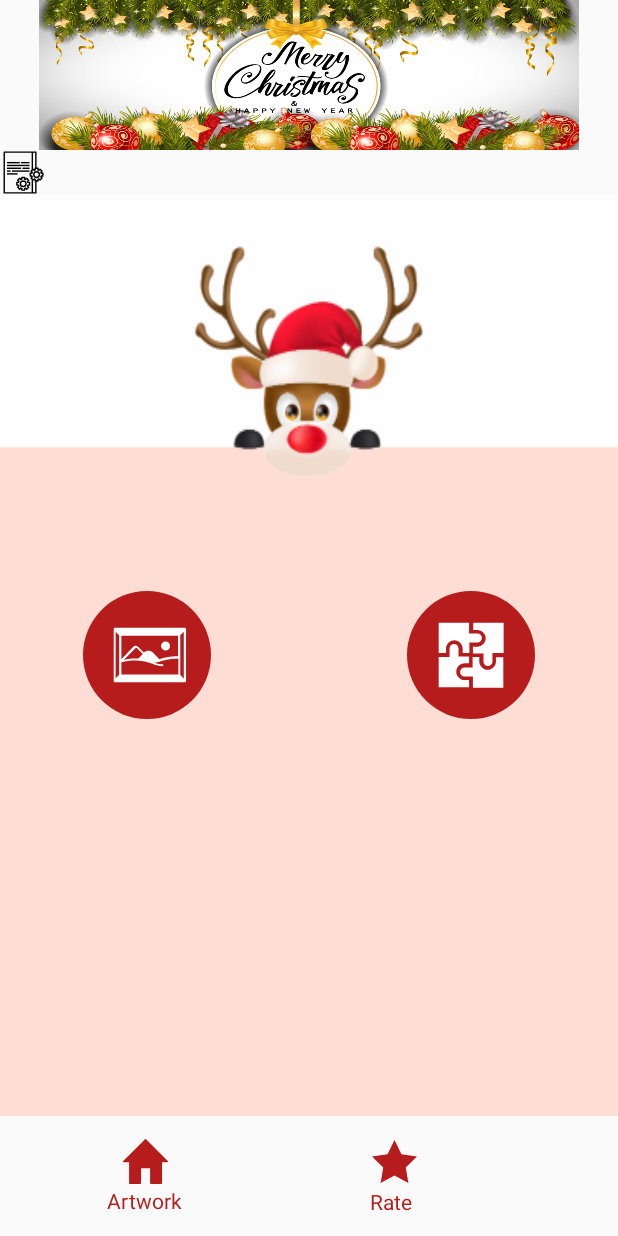
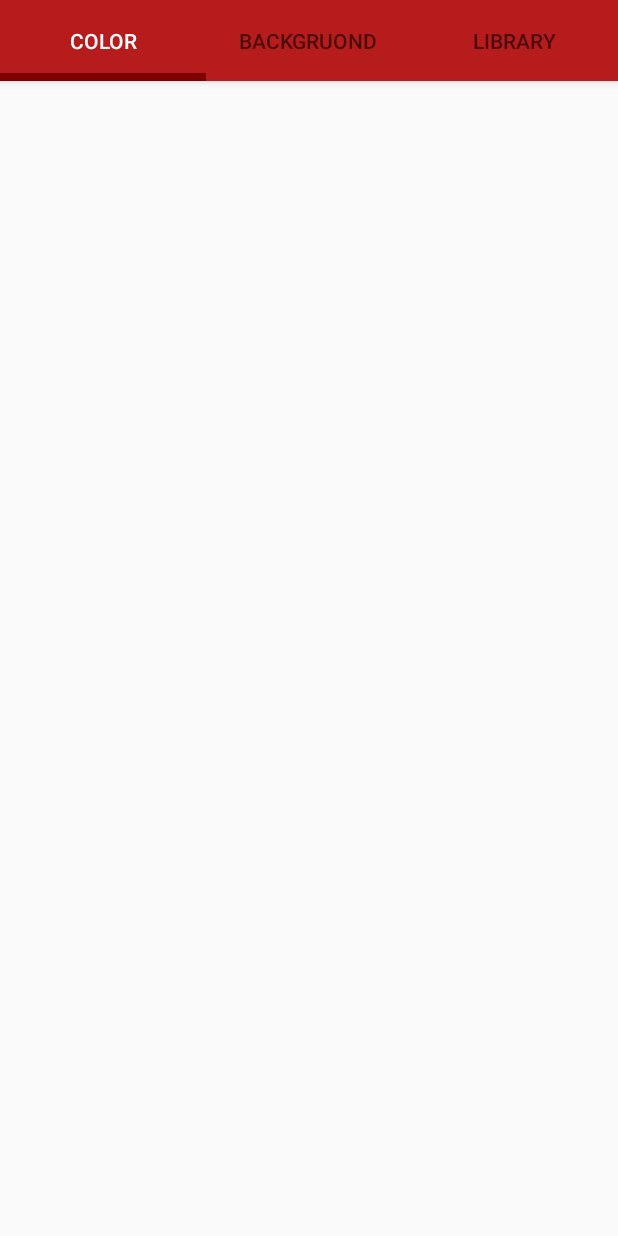
Before and after one commit to NguyenTrandroid/chistmas-frame-123, an Android app: the screen it shows after launch (MainActivity), on a phone screen of 412 x 824 dp. Run offline under Robolectric (Android 15) with nearby library versions, the phone set to English and light mode, and no system bars.

Commit message:
commit_2

```diff
--- a/app/src/main/java/christmas/frame/photoedittor/collage/MainActivity.java
+++ b/app/src/main/java/christmas/frame/photoedittor/collage/MainActivity.java
@@ -8,6 +8,6 @@ public class MainActivity extends AppCompatActivity {
     @Override
     protected void onCreate(Bundle savedInstanceState) {
         super.onCreate(savedInstanceState);
-        setContentView(R.layout.activity_main);
+        setContentView(R.layout.fragment_addbackground);
     }
 }
--- a/app/src/main/res/layout/activity_freestyle.xml
+++ b/app/src/main/res/layout/activity_freestyle.xml
@@ -18,6 +18,8 @@
             android:src="@drawable/ads" />
     </LinearLayout>
     <android.support.v7.widget.CardView
+        android:layout_marginBottom="@dimen/dp65"
+        android:layout_above="@id/ln_chucnag"
         app:cardElevation="@dimen/dp10"
         android:layout_marginLeft="@dimen/dp15"
         android:layout_marginRight="@dimen/dp15"
@@ -26,7 +28,7 @@
         android:layout_centerHorizontal="true"
         android:layout_below="@id/ln_ads"
         android:layout_width="@dimen/dp330"
-        android:layout_height="@dimen/dp330">
+        android:layout_height="match_parent">
     </android.support.v7.widget.CardView>
     <ImageButton
         android:layout_marginTop="@dimen/dp25"
@@ -42,6 +44,7 @@
         />
 
     <LinearLayout
+        android:id="@+id/ln_chucnag"
         android:layout_width="match_parent"
         android:layout_height="@dimen/dp80"
         android:layout_alignParentBottom="true"
--- a/app/src/main/res/layout/fragment_addbackground.xml
+++ b/app/src/main/res/layout/fragment_addbackground.xml
@@ -1,25 +1,46 @@
 <?xml version="1.0" encoding="utf-8"?>
-<android.support.constraint.ConstraintLayout
+<android.support.design.widget.CoordinatorLayout android:layout_width="match_parent"
+    android:layout_height="match_parent"
     xmlns:android="http://schemas.android.com/apk/res/android"
-    xmlns:app="http://schemas.android.com/apk/res-auto"
-    xmlns:tools="http://schemas.android.com/tools"
-    android:layout_width="match_parent"
-    android:layout_height="match_parent">
+    xmlns:app="http://schemas.android.com/apk/res-auto">
+    <android.support.design.widget.AppBarLayout
+        android:layout_width="match_parent"
+        android:layout_height="wrap_content">
 
-    <RelativeLayout
-        android:background="#a3a3a3"
-        android:layout_width="360dp"
-        android:layout_height="60dp"
-        app:layout_constraintBottom_toBottomOf="parent"
-        app:layout_constraintEnd_toEndOf="parent"
-        app:layout_constraintStart_toStartOf="parent">
-        <android.support.v7.widget.RecyclerView
-            android:layout_margin="@dimen/dp5"
-            android:orientation="horizontal"
+        <android.support.design.widget.TabLayout
+            app:tabSelectedTextColor="#ffffff"
             android:layout_width="match_parent"
-            android:layout_height="match_parent">
+            android:layout_height="@dimen/dp54"
+            android:background="#b71c1c"
+            app:tabIndicatorColor="#7f0000"
+            app:tabIndicatorHeight="5dp">
 
-        </android.support.v7.widget.RecyclerView>
+            <android.support.design.widget.TabItem
+                android:layout_width="wrap_content"
+                android:layout_height="wrap_content"
+                android:text="Color"/>
 
-    </RelativeLayout>
-</android.support.constraint.ConstraintLayout>
+
+            <android.support.design.widget.TabItem
+                android:layout_width="wrap_content"
+                android:layout_height="wrap_content"
+                android:text="Backgruond" />
+
+            <android.support.design.widget.TabItem
+                android:layout_width="wrap_content"
+                android:layout_height="wrap_content"
+                android:text="Library" />
+
+
+        </android.support.design.widget.TabLayout>
+
+
+
+    </android.support.design.widget.AppBarLayout>
+    <android.support.v4.view.ViewPager
+        android:id="@+id/container"
+        android:layout_width="match_parent"
+        android:layout_height="match_parent"
+        app:layout_behavior="@string/appbar_scrolling_view_behavior" />
+
+</android.support.design.widget.CoordinatorLayout>
```
Also changed, not shown: app/src/main/res/layout/fragment_freestyle_background.xml (added, +26 -0 lines), app/src/main/res/layout/item_addbgr_bgr.xml (added, +32 -0 lines), app/src/main/res/layout/item_addbgr_lib.xml (added, +19 -0 lines), app/src/main/res/layout/tab_addbgr_bgr_lib.xml (added, +25 -0 lines), app/src/main/res/layout/tab_addbgr_color.xml (added, +46 -0 lines).
